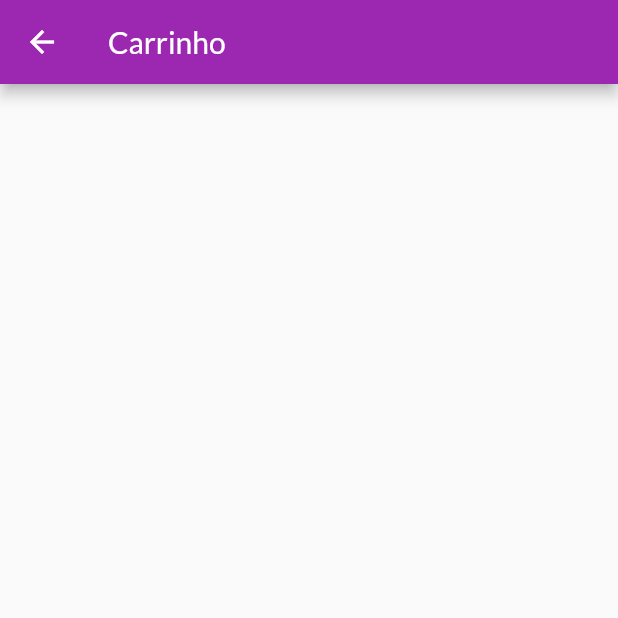
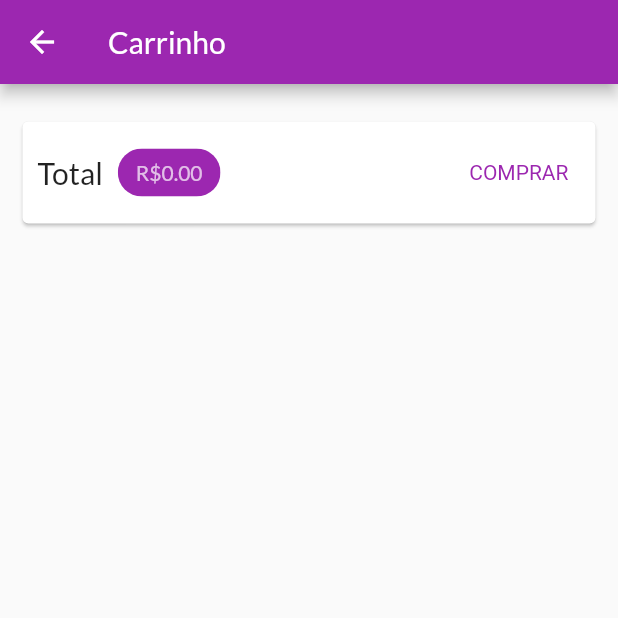
Before and after one commit to Ellissandro/shop, a Flutter app: the CartPage screen opened by its route, on a phone screen of 412 x 824 dp, the top half of it. Run offline on Flutter 3.47's test engine with Material 2 defaults, Android fonts, the phone set to English and light mode, and no system bars; network calls fail.

```diff
--- a/lib/models/cart.dart
+++ b/lib/models/cart.dart
@@ -9,6 +9,10 @@ class Cart with ChangeNotifier {
 
   Map<String, CartItem> get items {
     return {...items};
+  }
+
+  List<CartItem> get itemsValue {
+    return _items.values.toList();
   }
 
   int get itemsCount {
--- /dev/null
+++ b/lib/models/order.dart
@@ -0,0 +1,15 @@
+import 'package:shop/models/cart_item.dart';
+
+class Order {
+  final String id;
+  final double total;
+  final List<CartItem> products;
+  final DateTime date;
+
+  Order({
+    required this.id,
+    required this.total,
+    required this.products,
+    required this.date,
+  });
+}
--- a/lib/pages/cart_page.dart
+++ b/lib/pages/cart_page.dart
@@ -1,14 +1,100 @@
+import 'package:flutter/material.dart';
+import 'package:provider/provider.dart';
+import 'package:shop/models/order_list.dart';
+import 'package:shop/utils/app_routes.dart';
 
-import 'package:flutter/material.dart';
+import '../components/cart_item.dart';
+import '../models/cart.dart';
 
 class CartPage extends StatelessWidget {
   const CartPage({super.key});
 
   @override
   Widget build(BuildContext context) {
+    final Cart cart = Provider.of(context);
+    final items = cart.itemsValue;
+
+    void _showSnackBar() {
+      ScaffoldMessenger.of(context).showSnackBar(SnackBar(
+        backgroundColor: Colors.green,
+        behavior: SnackBarBehavior.floating,
+        duration: const Duration(milliseconds: 400),
+        margin: EdgeInsets.only(
+          bottom: MediaQuery.of(context).size.height - 83,
+          right: 5,
+          left: 5,
+        ),
+        content: const Text("Compra realizada com sucesso!"),
+      ));
+    }
+
     return Scaffold(
       appBar: AppBar(
-        title: Text('Carrinho'),
+        title: const Text('Carrinho'),
+      ),
+      body: Column(
+        children: [
+          Card(
+            margin: const EdgeInsets.symmetric(
+              horizontal: 15,
+              vertical: 25,
+            ),
+            child: Padding(
+              padding: const EdgeInsets.all(10),
+              child: Row(
+                mainAxisAlignment: MainAxisAlignment.spaceBetween,
+                children: [
+                  const Text(
+                    'Total',
+                    style: TextStyle(
+                      fontSize: 20,
+                    ),
+                  ),
+                  const SizedBox(width: 10),
+                  Chip(
+                    backgroundColor: Theme.of(context).primaryColor,
+                    label: Text(
+                      'R\$${cart.totalAmount.toStringAsFixed(2)}',
+                      style: TextStyle(
+                        color: Theme.of(context)
+                            .primaryTextTheme
+                            .displayLarge
+                            ?.color,
+                      ),
+                    ),
+                  ),
+                  const Spacer(),
+                  TextButton(
+                    onPressed: () {
+                      Provider.of<OrderList>(
+                        context,
+                        listen: false,
+                      ).addOrder(cart);
+
+                      cart.clear();
+                      _showSnackBar();
+                      Future.delayed(const Duration(milliseconds: 500), () {
+                        Navigator.of(context)
+                            .pushReplacementNamed(AppRoutes.ORDERS);
+                      });
+                    },
+                    style: TextButton.styleFrom(
+                        textStyle: TextStyle(
+                      color: Theme.of(context).primaryColor,
+                    )),
+                    child: const Text('COMPRAR'),
+                  ),
+                ],
+              ),
+            ),
+          ),
+          Expanded(
+            child: ListView.builder(
+              itemCount: items.length,
+              itemBuilder: (ctx, i) => CartItemWidget(items[i]),
+            ),
+          ),
+        ],
       ),
     );
   }
--- a/lib/pages/products_overview_page.dart
+++ b/lib/pages/products_overview_page.dart
@@ -1,5 +1,6 @@
 import 'package:flutter/material.dart';
 import 'package:provider/provider.dart';
+import 'package:shop/components/app_drawer.dart';
 import 'package:shop/components/badge.dart';
 import 'package:shop/components/product_grid.dart';
 import 'package:shop/utils/app_routes.dart';
@@ -64,6 +65,7 @@ class _ProductsOverviewPageState extends State<ProductsOverviewPage> {
         ],
       ),
       body: ProductGrid(_showFavoriteOnly),
+      drawer: const AppDrawer(),
     );
   }
 }
--- a/lib/utils/app_routes.dart
+++ b/lib/utils/app_routes.dart
@@ -1,4 +1,6 @@
 class AppRoutes {
+  static const HOME = '/';
   static const PRODUCT_DETAIL = '/product-detail';
   static const CART = '/cart';
+  static const ORDERS = '/orders';
 }
```
Also changed, not shown: lib/components/app_drawer.dart (added, +40 -0 lines), lib/components/cart_item.dart (added, +60 -0 lines), lib/components/order.dart (added, +74 -0 lines), lib/main.dart (+9 -1 lines), lib/models/order_list.dart (added, +32 -0 lines), lib/pages/orders_page.dart (added, +25 -0 lines), lib/pages/product_detail_page.dart (+31 -0 lines).
